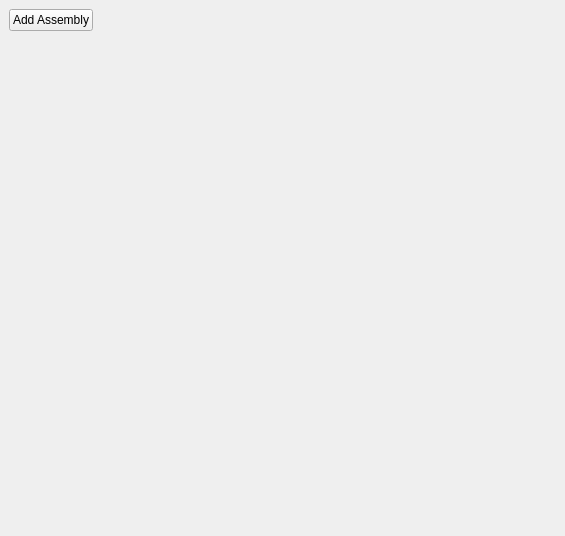
Before: the Qt Designer form ui/widgets/group_widget.ui in TheCodingJsoftware/Invigo, drawn with Qt 5.
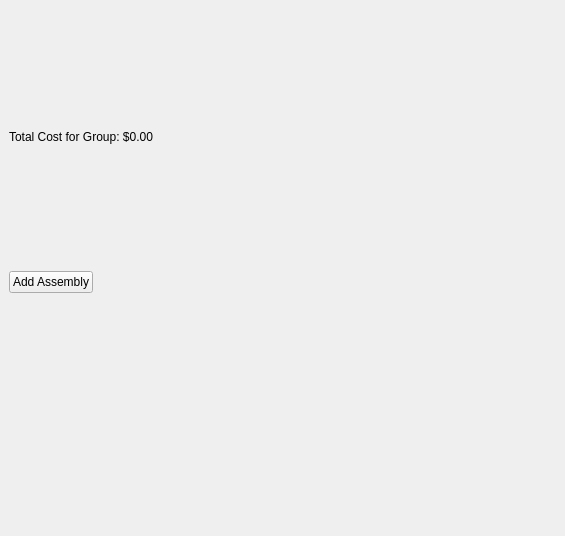
After: the same form once the commit is applied.

The edit to the form file:
```diff
--- a/ui/widgets/group_widget.ui
+++ b/ui/widgets/group_widget.ui
@@ -45,7 +45,20 @@
        <property name="styleSheet">
         <string notr="true"/>
        </property>
-       <layout class="QVBoxLayout" name="verticalLayout_3" stretch="1,0">
+       <layout class="QVBoxLayout" name="verticalLayout_3" stretch="0,1,0">
+        <item>
+         <widget class="QLabel" name="label_total_cost_for_group">
+          <property name="text">
+           <string>Total Cost for Group: $0.00</string>
+          </property>
+          <property name="wordWrap">
+           <bool>true</bool>
+          </property>
+          <property name="textInteractionFlags">
+           <set>Qt::TextInteractionFlag::LinksAccessibleByMouse|Qt::TextInteractionFlag::TextSelectableByMouse</set>
+          </property>
+         </widget>
+        </item>
         <item>
          <layout class="QVBoxLayout" name="assemblies_layout"/>
         </item>
```
